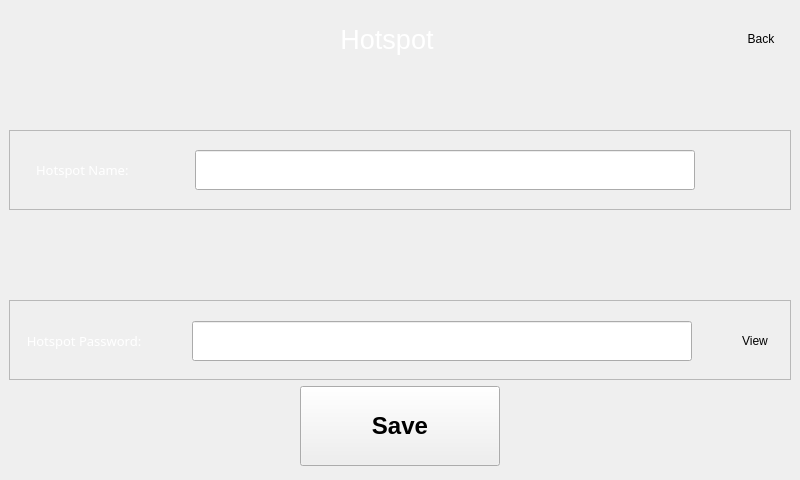
This is BlocksScreen/lib/ui/wifiConnectivityWindow.ui in BlocksTechnology/BlocksScreen as Qt 5 draws it before an edit. The edited form follows.
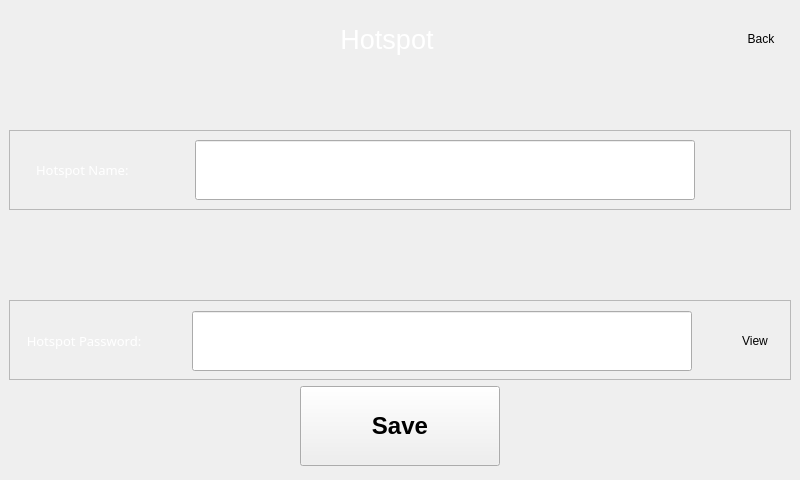
This is the edited form. The open tabs and pages were chosen to show the change. Icons and pictures are not drawn. Custom widgets are drawn as their Qt base class.

```diff
--- a/BlocksScreen/lib/ui/wifiConnectivityWindow.ui
+++ b/BlocksScreen/lib/ui/wifiConnectivityWindow.ui
@@ -2085,9 +2085,14 @@
             <property name="maximumSize">
              <size>
               <width>500</width>
-              <height>40</height>
+              <height>60</height>
              </size>
             </property>
+            <property name="font">
+             <font>
+              <pointsize>12</pointsize>
+             </font>
+            </property>
             <property name="echoMode">
              <enum>QLineEdit::Password</enum>
             </property>
@@ -2625,9 +2630,14 @@
             <property name="maximumSize">
              <size>
               <width>500</width>
-              <height>40</height>
+              <height>60</height>
              </size>
             </property>
+            <property name="font">
+             <font>
+              <pointsize>12</pointsize>
+             </font>
+            </property>
             <property name="echoMode">
              <enum>QLineEdit::Password</enum>
             </property>
```
Left out of the diff: 18 changed lines with no effect on the pictures.
